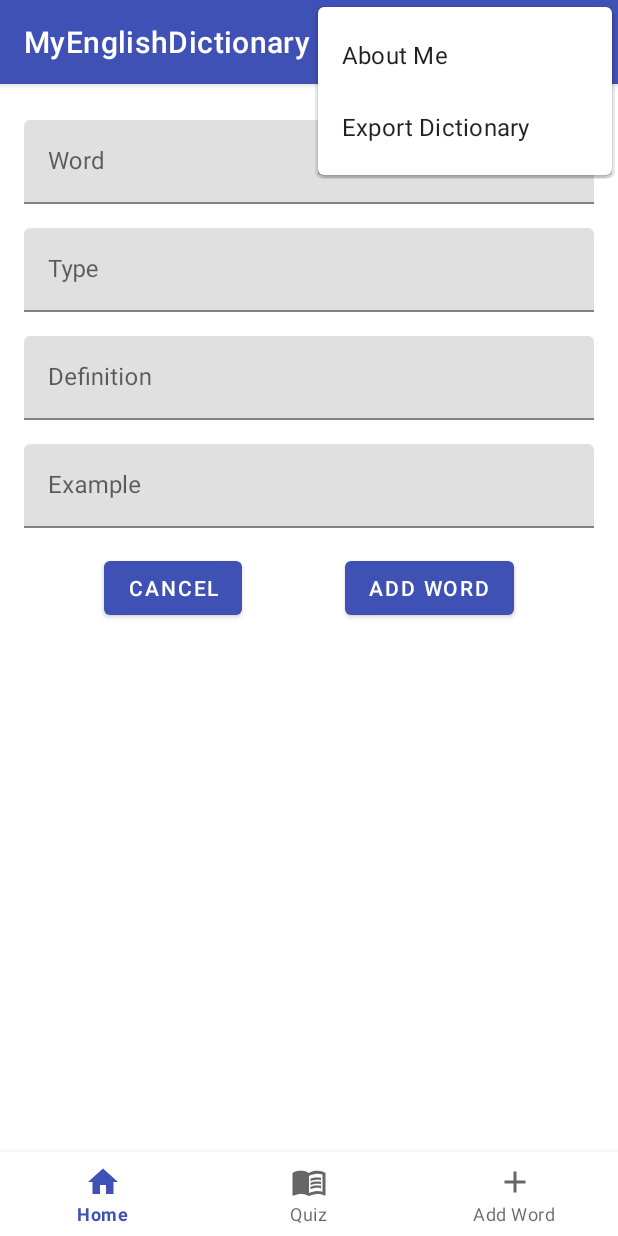
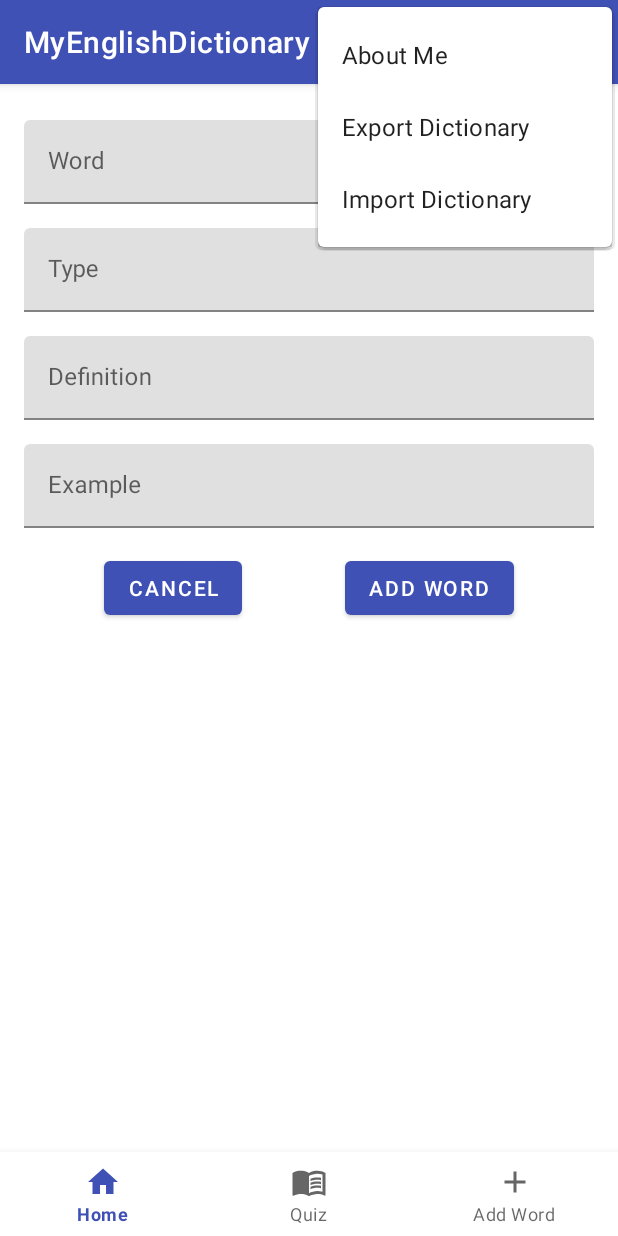
Before and after one commit to emirhalici/MyEnglishDictionary, an Android app: the fragment AddMFragment placed in its activity, with the options menu open, on a phone screen of 412 x 824 dp. Run offline under Robolectric (Android 15) with nearby library versions, the phone set to English and light mode, and no system bars.

Commit message:
new save and load dictionary feature

```diff
--- a/app/src/main/res/menu/top_navigation.xml
+++ b/app/src/main/res/menu/top_navigation.xml
@@ -61,8 +61,11 @@
     </item>
     <item
             android:title="Export Dictionary"
-            android:id="@+id/export"
+            android:id="@+id/exportdict"
             />
+    <item
+            android:title="Import Dictionary"
+            android:id="@+id/importdict"/>
 
 
 </menu>
```
Also changed, not shown: app/src/main/java/com/emirhalici/myenglishdictionary/activities/MainActivity.java (+31 -5 lines), app/src/main/java/com/emirhalici/myenglishdictionary/models/WordModel.java (+8 -0 lines).
